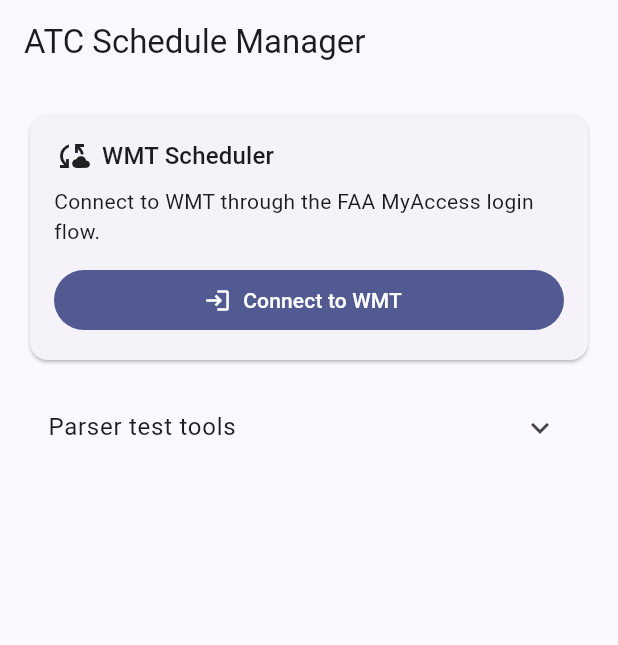
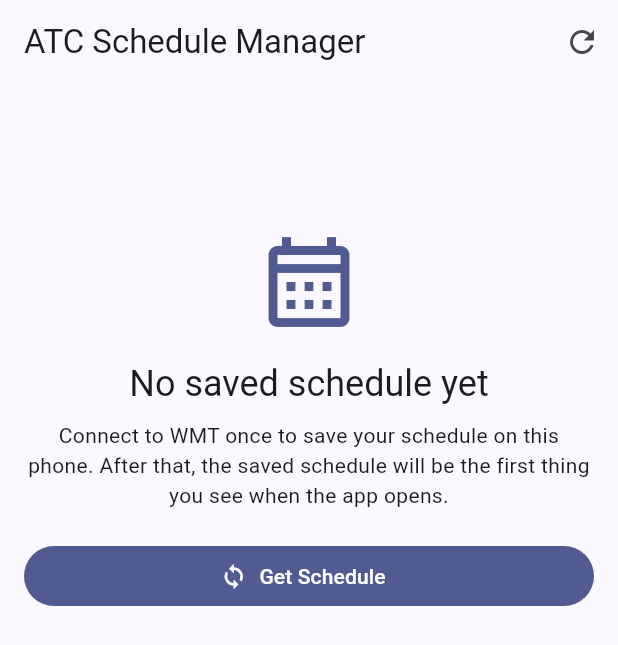
Before and after one commit to ryantowns-blip/Schedule, a Flutter app: the screen it shows after launch, on a phone screen of 412 x 824 dp. Shown: the top 645 px of the screen. Run offline on Flutter 3.47's test engine with Material 3 defaults, Android fonts, the phone set to English and light mode, and no system bars; our stand-ins replace shared_preferences, webview_flutter.

Commit message:
Make saved schedule the app home screen

```diff
--- a/lib/main.dart
+++ b/lib/main.dart
@@ -1,13 +1,9 @@
 import 'package:flutter/material.dart';
+import 'package:shared_preferences/shared_preferences.dart';
 
-import 'models/parsed_shift.dart';
 import 'screens/pay_period_schedule_view.dart';
-import 'screens/wmt_portal_page.dart';
-import 'services/schedule_parser.dart';
-import 'services/wmt_auth_service.dart';
+import 'screens/update_schedule_page.dart';
 import 'services/wmt_schedule_extractor.dart';
-
-const _wmtLoginUrl = 'https://wmtscheduler.faa.gov/WMT_LogOn/';
 
 void main() => runApp(const AtcScheduleManagerApp());
 
@@ -23,204 +19,175 @@
         colorScheme: ColorScheme.fromSeed(seedColor: Colors.indigo),
         useMaterial3: true,
       ),
-      home: const ScheduleParserPage(),
+      home: const ScheduleHomePage(),
     );
   }
 }
 
-class ScheduleParserPage extends StatefulWidget {
-  const ScheduleParserPage({super.key});
+class ScheduleHomePage extends StatefulWidget {
+  const ScheduleHomePage({super.key});
 
   @override
-  State<ScheduleParserPage> createState() => _ScheduleParserPageState();
+  State<ScheduleHomePage> createState() => _ScheduleHomePageState();
 }
 
-class _ScheduleParserPageState extends State<ScheduleParserPage> {
-  final _controller = TextEditingController(text: '1400\nL1400\nQ1400\n\$1400\nX\nXtra1400');
-  final _emailController = TextEditingController();
-  final _parser = const ScheduleParser();
-  final _auth = WmtAuthService();
+class _ScheduleHomePageState extends State<ScheduleHomePage> {
+  static const _htmlKey = 'saved_wmt_schedule_html';
+  static const _updatedKey = 'saved_wmt_schedule_updated_at';
+
   final _extractor = const WmtScheduleExtractor();
-
-  List<ParsedShift> _results = const [];
-  List<DatedShift> _wmtShifts = const [];
+  List<DatedShift> _shifts = const [];
+  DateTime? _lastUpdated;
+  bool _loading = true;
   String? _error;
-  String? _wmtError;
-  String? _capturedWmtHtml;
 
   @override
   void initState() {
     super.initState();
-    _parse();
+    _loadSavedSchedule();
   }
 
-  @override
-  void dispose() {
-    _controller.dispose();
-    _emailController.dispose();
-    super.dispose();
+  Future<void> _loadSavedSchedule() async {
+    final prefs = await SharedPreferences.getInstance();
+    final html = prefs.getString(_htmlKey);
+    final updated = prefs.getString(_updatedKey);
+
+    if (!mounted) return;
+
+    if (html == null || html.isEmpty) {
+      setState(() => _loading = false);
+      return;
     }
 
-  void _parse() {
     try {
-      final parsed = _parser.parseLines(_controller.text);
+      final shifts = _extractor.extract(html);
       setState(() {
-        _results = parsed;
-        _error = null;
+        _shifts = shifts;
+        _lastUpdated = updated == null ? null : DateTime.tryParse(updated);
+        _loading = false;
+        _error = shifts.isEmpty ? 'Saved WMT data was found, but no schedule entries could be read.' : null;
       });
     } catch (e) {
       setState(() {
-        _results = const [];
-        _error = e.toString();
+        _loading = false;
+        _error = 'Could not load the saved schedule.';
       });
     }
   }
 
-  void _beginLogin() => setState(_auth.beginLogin);
+  Future<void> _updateSchedule() async {
+    final html = await Navigator.of(context).push<String>(
+      MaterialPageRoute(builder: (_) => const UpdateSchedulePage()),
+    );
 
-  void _submitEmail() => setState(() => _auth.submitEmail(_emailController.text));
-
-  Future<void> _openMyAccess() async {
-    final html = await Navigator.of(context).push<String>(
-      MaterialPageRoute(builder: (_) => const WmtPortalPage(startUrl: _wmtLoginUrl)),
-    );
     if (!mounted || html == null || html.isEmpty) return;
 
-    final extracted = _extractor.extract(html);
+    final shifts = _extractor.extract(html);
+    if (shifts.isEmpty) {
+      setState(() => _error = 'The WMT page was captured, but no schedule entries were recognized.');
+      return;
+    }
+
+    final now = DateTime.now();
+    final prefs = await SharedPreferences.getInstance();
+    await prefs.setString(_htmlKey, html);
+    await prefs.setString(_updatedKey, now.toIso8601String());
+
+    if (!mounted) return;
     setState(() {
-      _capturedWmtHtml = html;
-      _wmtShifts = extracted;
-      _wmtError = extracted.isEmpty
-          ? 'WMT page captured, but no dated shifts were recognized yet.'
-          : null;
-      _auth.authenticationSucceeded();
+      _shifts = shifts;
+      _lastUpdated = now;
+      _error = null;
     });
   }
 
-  void _signOut() {
-    _emailController.clear();
-    setState(() {
-      _capturedWmtHtml = null;
-      _wmtShifts = const [];
-      _wmtError = null;
-      _auth.signOut();
-    });
+  String _formatUpdated(DateTime date) {
+    final hour = date.hour == 0 ? 12 : date.hour > 12 ? date.hour - 12 : date.hour;
+    final minute = date.minute.toString().padLeft(2, '0');
+    final suffix = date.hour >= 12 ? 'PM' : 'AM';
+    return '${date.month}/${date.day}/${date.year} $hour:$minute $suffix';
   }
 
-  Widget _buildWmtCard() {
-    final state = _auth.state;
-    return Card(
+  @override
+  Widget build(BuildContext context) {
+    return Scaffold(
+      appBar: AppBar(
+        title: const Text('ATC Schedule Manager'),
+        actions: [
+          IconButton(
+            tooltip: 'Update schedule',
+            onPressed: _updateSchedule,
+            icon: const Icon(Icons.refresh),
+          ),
+        ],
+      ),
+      body: SafeArea(
+        child: _loading
+            ? const Center(child: CircularProgressIndicator())
+            : ListView(
+                padding: const EdgeInsets.all(16),
+                children: [
+                  if (_error != null) ...[
+                    Card(
                       child: Padding(
                         padding: const EdgeInsets.all(16),
-        child: Column(
-          crossAxisAlignment: CrossAxisAlignment.stretch,
-          children: [
-            Row(children: [
-              const Icon(Icons.cloud_sync),
-              const SizedBox(width: 8),
-              Text('WMT Scheduler', style: Theme.of(context).textTheme.titleMedium),
-            ]),
-            const SizedBox(height: 8),
-            if (state.step == WmtAuthStep.signedOut) ...[
-              const Text('Connect to WMT through the FAA MyAccess login flow.'),
-              const SizedBox(height: 12),
-              FilledButton.icon(
-                onPressed: _beginLogin,
-                icon: const Icon(Icons.login),
-                label: const Text('Connect to WMT'),
+                        child: Text(
+                          _error!,
+                          style: TextStyle(color: Theme.of(context).colorScheme.error),
                         ),
-            ] else if (state.step == WmtAuthStep.email) ...[
-              const Text('Step 1 of 2 — enter your FAA email address.'),
-              const SizedBox(height: 12),
-              TextField(
-                controller: _emailController,
-                keyboardType: TextInputType.emailAddress,
-                decoration: InputDecoration(
-                  labelText: 'FAA email',
-                  border: const OutlineInputBorder(),
-                  errorText: state.message,
                       ),
-                onSubmitted: (_) => _submitEmail(),
                     ),
                     const SizedBox(height: 12),
-              FilledButton(onPressed: _submitEmail, child: const Text('Continue')),
-            ] else if (state.step == WmtAuthStep.password) ...[
-              Text('Step 2 of 2 — MyAccess sign-in for ${state.email ?? 'your FAA account'}.'),
+                  ],
+                  if (_shifts.isNotEmpty) ...[
+                    Card(
+                      child: Padding(
+                        padding: const EdgeInsets.all(16),
+                        child: PayPeriodScheduleView(shifts: _shifts),
+                      ),
+                    ),
+                    if (_lastUpdated != null) ...[
                       const SizedBox(height: 8),
-              const Text('Your password is entered only inside the FAA MyAccess page and is not stored by ATC Schedule Manager.'),
-              const SizedBox(height: 12),
+                      Text(
+                        'Last updated ${_formatUpdated(_lastUpdated!)}',
+                        textAlign: TextAlign.center,
+                        style: Theme.of(context).textTheme.bodySmall,
+                      ),
+                    ],
+                    const SizedBox(height: 16),
                     FilledButton.icon(
-                onPressed: _openMyAccess,
-                icon: const Icon(Icons.open_in_browser),
-                label: const Text('Open FAA MyAccess'),
+                      onPressed: _updateSchedule,
+                      icon: const Icon(Icons.sync),
+                      label: const Text('Update Schedule'),
                     ),
                   ] else ...[
-              ListTile(
-                contentPadding: EdgeInsets.zero,
-                leading: const Icon(Icons.check_circle),
-                title: const Text('WMT session captured'),
-                subtitle: Text(_capturedWmtHtml == null
-                    ? (state.email ?? 'FAA account')
-                    : '${state.email ?? 'FAA account'} • page captured'),
+                    const SizedBox(height: 80),
+                    Icon(
+                      Icons.calendar_month_outlined,
+                      size: 72,
+                      color: Theme.of(context).colorScheme.primary,
                     ),
-              if (_wmtError != null) ...[
-                Text(_wmtError!, style: TextStyle(color: Theme.of(context).colorScheme.error)),
+                    const SizedBox(height: 16),
+                    Text(
+                      'No saved schedule yet',
+                      textAlign: TextAlign.center,
+                      style: Theme.of(context).textTheme.headlineSmall,
+                    ),
                     const SizedBox(height: 8),
-              ],
-              if (_wmtShifts.isNotEmpty) ...[
-                const SizedBox(height: 4),
-                PayPeriodScheduleView(shifts: _wmtShifts),
-                const SizedBox(height: 12),
-              ],
-              OutlinedButton(onPressed: _signOut, child: const Text('Disconnect')),
+                    const Text(
+                      'Connect to WMT once to save your schedule on this phone. After that, the saved schedule will be the first thing you see when the app opens.',
+                      textAlign: TextAlign.center,
+                    ),
+                    const SizedBox(height: 20),
+                    FilledButton.icon(
+                      onPressed: _updateSchedule,
+                      icon: const Icon(Icons.sync),
+                      label: const Text('Get Schedule'),
+                    ),
                   ],
                 ],
               ),
       ),
     );
   }
-
-  @override
-  Widget build(BuildContext context) {
-    return Scaffold(
-      appBar: AppBar(title: const Text('ATC Schedule Manager')),
-      body: SafeArea(
-        child: ListView(
-          padding: const EdgeInsets.all(16),
-          children: [
-            _buildWmtCard(),
-            const SizedBox(height: 12),
-            ExpansionTile(
-              title: const Text('Parser test tools'),
-              children: [
-                TextField(
-                  controller: _controller,
-                  minLines: 4,
-                  maxLines: 6,
-                  decoration: const InputDecoration(
-                    border: OutlineInputBorder(),
-                    hintText: '1400\nL1400\n\$1400\nX',
-                  ),
-                ),
-                const SizedBox(height: 12),
-                FilledButton.icon(
-                  onPressed: _parse,
-                  icon: const Icon(Icons.schedule),
-                  label: const Text('Parse schedule'),
-                ),
-                if (_error != null)
-                  Padding(
-                    padding: const EdgeInsets.only(top: 12),
-                    child: Text(_error!, style: TextStyle(color: Theme.of(context).colorScheme.error)),
-                  ),
-                ..._results.map((shift) => ListTile(
-                      title: Text('${shift.raw} • ${shift.label}'),
-                    )),
-              ],
-            ),
-          ],
-        ),
-      ),
-    );
 }
-}
```
Lines whose indentation alone changed are shown as unchanged.
